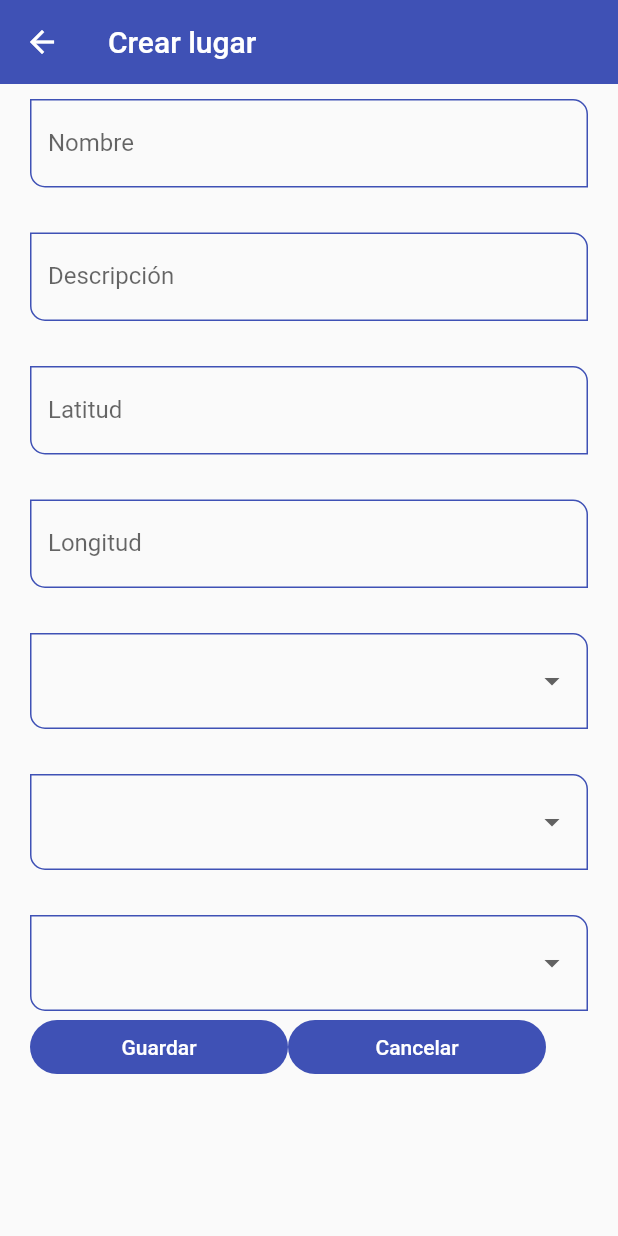
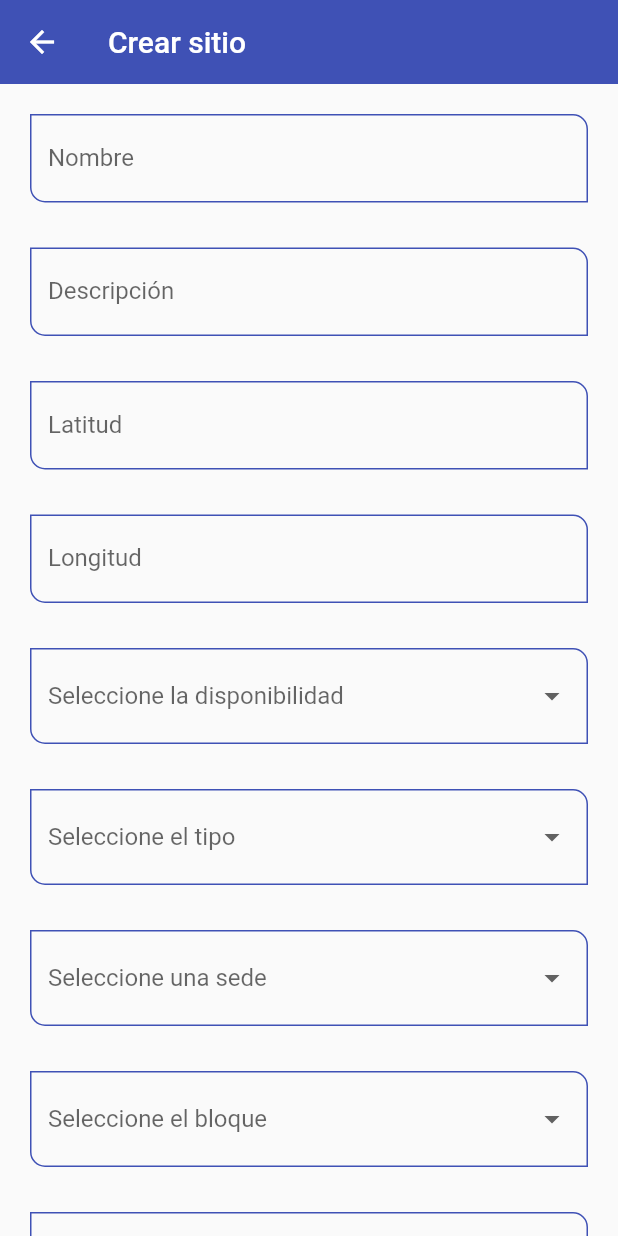
Before and after one commit to CristianDavidEC/UbicateUC-Frontend, a Flutter app: the CreatePlaceScreen screen opened by its route, on a phone screen of 412 x 824 dp. Run offline on Flutter 3.47's test engine with Material 2 defaults, Android fonts, the phone set to English and light mode, and no system bars.

Commit message:
Cambios en la ventana crear sitio

```diff
--- a/ubicate_uc_app/lib/router/app_routers.dart
+++ b/ubicate_uc_app/lib/router/app_routers.dart
@@ -8,13 +8,13 @@ class AppRoutes {
 
   static final menuOption = <MenuOption>[
     MenuOption(
-        route: 'CrearLugar',
-        name: 'crear lugar',
-        screen: const CreatePlaceScreen(),
+        route: 'CrearSitio',
+        name: 'Crear sitio',
+        screen: CreatePlaceScreen(),
         icon: Icons.list_rounded),
     MenuOption(
-        route: 'VerLugar',
-        name: 'ver lugar',
+        route: 'ConsultarSitio',
+        name: 'Consultar sitio',
         screen: const lookPlaceScreen(),
         icon: Icons.list_rounded),
     MenuOption(
--- a/ubicate_uc_app/lib/screens/createPlace_screen.dart
+++ b/ubicate_uc_app/lib/screens/createPlace_screen.dart
@@ -2,41 +2,45 @@ import 'package:flutter/material.dart';
 import 'package:front_ubicate_uc/widgets/widgets.dart';
 
 class CreatePlaceScreen extends StatelessWidget {
-  const CreatePlaceScreen({Key? key}) : super(key: key);
+  CreatePlaceScreen({Key? key}) : super(key: key);
+
+  final List bloques = ["A","B","C","D","E","U"];
 
   @override
   Widget build(BuildContext context) {
     final GlobalKey<FormState> myFormKey = GlobalKey<FormState>();
 
+
     return Scaffold(
         appBar: AppBar(
-          title: const Text('Crear lugar'),
+          title: const Text('Crear sitio'),
         ),
         body: SingleChildScrollView(
           child: Padding(
-            padding: const EdgeInsets.symmetric(horizontal: 20, vertical: 10),
+            padding: const EdgeInsets.symmetric(horizontal: 20, vertical: 20),
             child: Form(
               key: myFormKey,
               child: Column(
                 children: [
                   const CustominputField(
                     labelText: 'Nombre',
-                    hintText: 'Nombre del lugar a crear',
+                    hintText: 'Nombre del sitio a crear',
                     formProperty: 'Name_place',
                   ),
                   const SizedBox(height: 30),
                   const CustominputField(
                       labelText: 'Descripción',
-                      hintText: 'Descripción del lugar a crear',
+                      hintText: 'Descripción del sitio a crear',
                       formProperty: 'description_place'),
                   const SizedBox(height: 30),
                   const CustominputField(
-                      labelText: 'Latitud', formProperty: 'latitude_place'),
+                  labelText: 'Latitud', formProperty: 'latitude_place'),
                   const SizedBox(height: 30),
                   const CustominputField(
-                      labelText: 'Longitud', formProperty: 'longitude_place'),
+                  labelText: 'Longitud', formProperty: 'longitude_place'),
                   const SizedBox(height: 30),
                   DropdownButtonFormField<String>(
+                    hint: const Text("Seleccione la disponibilidad"),
                     items: const [
                       DropdownMenuItem(
                         value: 'Disponible',
@@ -51,6 +55,7 @@ class CreatePlaceScreen extends StatelessWidget {
                   ),
                   const SizedBox(height: 30),
                   DropdownButtonFormField<String>(
+                    hint: const Text("Seleccione el tipo"),
                     items: const [
                       DropdownMenuItem(
                         value: 'Salon',
@@ -81,7 +86,7 @@ class CreatePlaceScreen extends StatelessWidget {
                   ),
                   const SizedBox(height: 30),
                   DropdownButtonFormField<String>(
-
+                    hint: const Text("Seleccione una sede"),
                     items: const [
                       DropdownMenuItem(
                         value: 'Sede principal',
@@ -110,8 +115,56 @@ class CreatePlaceScreen extends StatelessWidget {
                     ],
                     onChanged: (value) {},
                   ),
+                  const SizedBox(height: 30),
+                  DropdownButtonFormField<String>(
+                    hint: const Text("Seleccione el bloque"),
+                    items: const [
+                      DropdownMenuItem(
+                        value: 'A',
+                        child: Text('Bloque A'),
+                      ),
+                      DropdownMenuItem(
+                        value: 'B',
+                        child: Text('Bloque B'),
+                      ),
+                      DropdownMenuItem(
+                        value: 'C',
+                        child: Text('Bloque C'),
+                      ),
+                      DropdownMenuItem(
+                        value: 'D',
+                        child: Text('Bloque D'),
+                      ),
+                      DropdownMenuItem(
+                        value: 'U',
+                        child: Text('Bloque U'),
+                      ),
+                    ],
+                    onChanged: (value) {},
+                  ),
+                  const SizedBox(height: 30),
+                  DropdownButtonFormField<String>(
+                    hint: const Text("Seleccione el piso"),
+                    items: const [
+                      DropdownMenuItem(
+                        value: 'primero',
+                        child: Text('Primer piso'),
+                      ),
+                      DropdownMenuItem(
+                        value: 'segundo',
+                        child: Text('Segundo piso'),
+                      ),
+                      DropdownMenuItem(
+                        value: 'tercero',
+                        child: Text('Tercer piso'),
+                      ),
+                    ],
+                    onChanged: (value) {},
+                  ),
                   Row(
+                    mainAxisAlignment: MainAxisAlignment.spaceBetween,
                     children: [
+                      const Padding(padding: EdgeInsets.symmetric(vertical: 40)),
                       ElevatedButton(
                         child: const SizedBox(
                             width: 140, child: Center(child: Text('Guardar'))),
@@ -122,7 +175,8 @@ class CreatePlaceScreen extends StatelessWidget {
                             width: 140, child: Center(child: Text('Cancelar'))),
                         onPressed: () {},
                       )
-                    ],
+                    ]
+
                   ),
                 ],
               ),
--- a/ubicate_uc_app/lib/screens/lookPlace_screen.dart
+++ b/ubicate_uc_app/lib/screens/lookPlace_screen.dart
@@ -5,10 +5,18 @@ class lookPlaceScreen extends StatelessWidget {
 
   @override
   Widget build(BuildContext context) {
-    return const Scaffold(
+    return Scaffold(
+      appBar: AppBar(
+        title: Text('Consultar sitio'),
+      ),
       body: Center(
-        child: Text('Ver lugar'),
-      ),
+        child: Text('Ventana para consultar sitio'),
+      )
+      // floatingActionButton: FloatingActionButton(
+      //   onPressed: setMessage,
+      //   child: const Icon(Icons.add)
+      //   ),
+      // floatingActionButtonLocation: FloatingActionButtonLocation.centerFloat,
     );
   }
 }
```
Also changed, not shown: ubicate_uc_app/lib/main.dart (line endings or trailing spaces).
